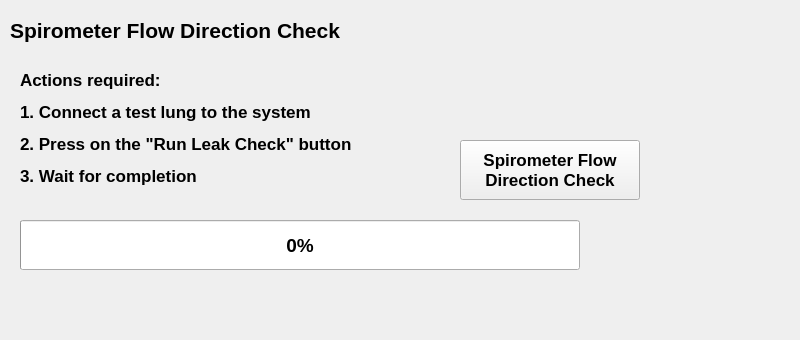
Qt form gui/selftest/selftest.ui (fmselab/mvm-gui) before a commit.
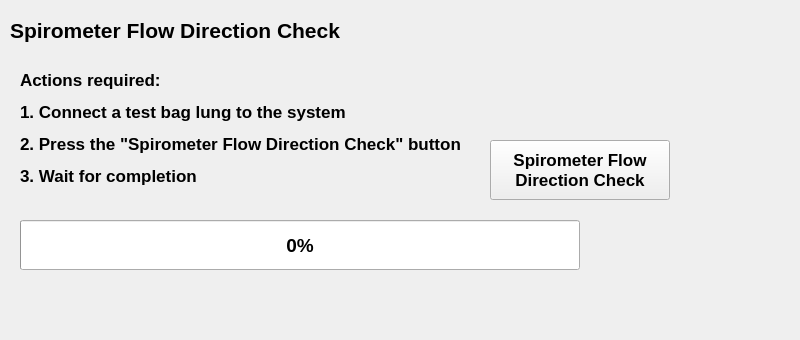
The same form after that commit. The open tabs and pages were chosen to show the change.

Commit message: instructions reviewed

```diff
--- a/gui/selftest/selftest.ui
+++ b/gui/selftest/selftest.ui
@@ -167,7 +167,7 @@
     <widget class="QPushButton" name="btn_run_spiro_dir">
      <property name="geometry">
       <rect>
-       <x>460</x>
+       <x>490</x>
        <y>140</y>
        <width>180</width>
        <height>60</height>
@@ -191,7 +191,7 @@
       <rect>
        <x>20</x>
        <y>70</y>
-       <width>390</width>
+       <width>450</width>
        <height>140</height>
       </rect>
      </property>
@@ -204,7 +204,14 @@
       </font>
      </property>
      <property name="text">
-      <string>&lt;html&gt;&lt;head/&gt;&lt;body&gt;&lt;p&gt;Actions required:&lt;/p&gt;&lt;p&gt;1. Connect a test lung to the system&lt;/p&gt;&lt;p&gt;2. Press on the &amp;quot;Run Leak Check&amp;quot; button&lt;/p&gt;&lt;p&gt;3. Wait for completion&lt;/p&gt;&lt;/body&gt;&lt;/html&gt;</string>
+      <string>&lt;!DOCTYPE HTML PUBLIC &quot;-//W3C//DTD HTML 4.0//EN&quot; &quot;http://www.w3.org/TR/REC-html40/strict.dtd&quot;&gt;
+&lt;html&gt;&lt;head&gt;&lt;meta name=&quot;qrichtext&quot; content=&quot;1&quot; /&gt;&lt;style type=&quot;text/css&quot;&gt;
+p, li { white-space: pre-wrap; }
+&lt;/style&gt;&lt;/head&gt;&lt;body style=&quot; font-family:'Cantarell'; font-size:13pt; font-weight:600; font-style:normal;&quot;&gt;
+&lt;p style=&quot; margin-top:12px; margin-bottom:12px; margin-left:0px; margin-right:0px; -qt-block-indent:0; text-indent:0px;&quot;&gt;Actions required:&lt;/p&gt;
+&lt;p style=&quot; margin-top:12px; margin-bottom:12px; margin-left:0px; margin-right:0px; -qt-block-indent:0; text-indent:0px;&quot;&gt;1. Connect a test bag lung to the system&lt;/p&gt;
+&lt;p style=&quot; margin-top:12px; margin-bottom:12px; margin-left:0px; margin-right:0px; -qt-block-indent:0; text-indent:0px;&quot;&gt;2. Press the &amp;quot;Spirometer Flow Direction Check&amp;quot; button&lt;/p&gt;
+&lt;p style=&quot; margin-top:12px; margin-bottom:12px; margin-left:0px; margin-right:0px; -qt-block-indent:0; text-indent:0px;&quot;&gt;3. Wait for completion&lt;/p&gt;&lt;/body&gt;&lt;/html&gt;</string>
      </property>
      <property name="alignment">
       <set>Qt::AlignLeading|Qt::AlignLeft|Qt::AlignTop</set>
```
Left out of the diff: 4 changed lines with no effect on the pictures.
